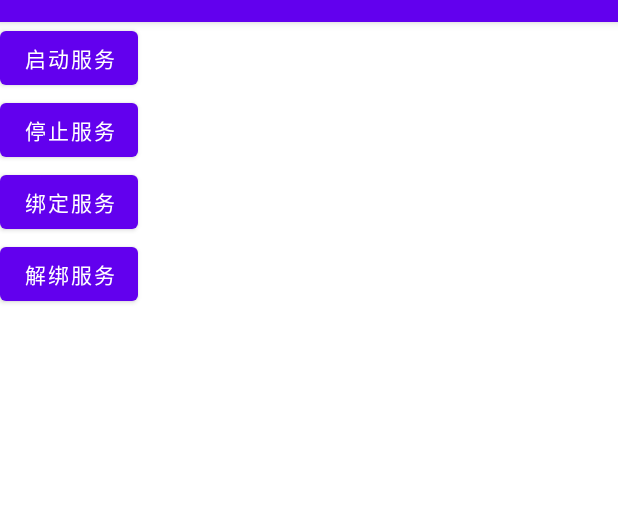
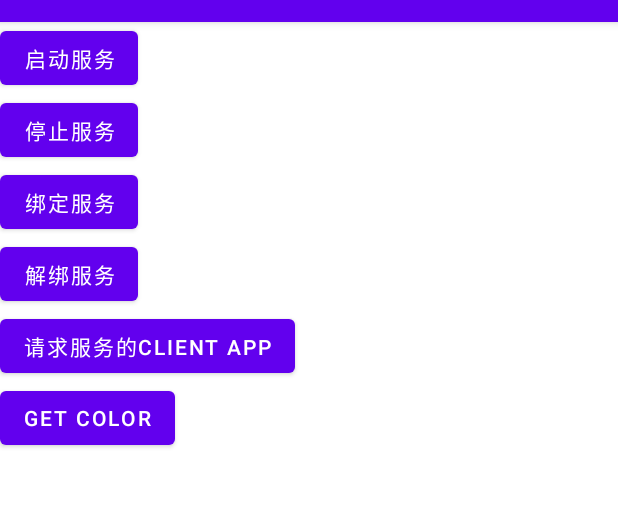
Before and after one commit to eyedeng/AndrDemoCode, an Android app: the ServiceActivity screen opened directly, with no data from a screen before it, on a phone screen of 412 x 824 dp, the part 62-569 px from its top. Run offline under Robolectric (Android 15) with nearby library versions, the phone set to English and light mode, and no system bars.

Commit message:
ipc aidl

```diff
--- a/app/build.gradle
+++ b/app/build.gradle
@@ -31,6 +31,7 @@ android {
     }
     buildFeatures {
         viewBinding true
+        aidl true
     }
 }
 
--- a/app/src/main/java/com/example/andrdemocode/service/ServiceActivity.java
+++ b/app/src/main/java/com/example/andrdemocode/service/ServiceActivity.java
@@ -9,7 +9,9 @@ import android.content.Intent;
 import android.content.ServiceConnection;
 import android.os.Bundle;
 import android.os.IBinder;
+import android.os.RemoteException;
 
+import com.example.andrdemocode.IMyAidlInterface;
 import com.example.andrdemocode.R;
 
 public class ServiceActivity extends AppCompatActivity {
@@ -51,5 +53,40 @@ public class ServiceActivity extends AppCompatActivity {
         findViewById(R.id.unbind_s).setOnClickListener(v -> {
             unbindService(conn);
         });
+
+        aidl();
+    }
+
+    private IMyAidlInterface aidlInterface;
+
+    private final ServiceConnection colorConn = new ServiceConnection() {
+        @Override
+        public void onServiceConnected(ComponentName name, IBinder service) {
+            aidlInterface = IMyAidlInterface.Stub.asInterface(service);
+        }
+
+        @Override
+        public void onServiceDisconnected(ComponentName name) {
+
+        }
+    };
+
+    /**
+     * 定义了AIDLColorService的为服务端，S、C公用一套aidl文件IMyAidlInterface
+     * 客户端可以调用服务（跨进程通信）
+     */
+    private void aidl() {
+        findViewById(R.id.client_app).setOnClickListener(v -> {
+            Intent intent = new Intent("AIDLColorService");
+            intent.setPackage("com.example.andrdemocode");
+            bindService(intent, colorConn, BIND_AUTO_CREATE);
+        });
+        findViewById(R.id.get_color).setOnClickListener(v -> {
+            try {
+                v.setBackgroundColor(aidlInterface.getColor());
+            } catch (RemoteException e) {
+                throw new RuntimeException(e);
+            }
+        });
     }
 }
--- a/app/src/main/res/layout/activity_service.xml
+++ b/app/src/main/res/layout/activity_service.xml
@@ -31,4 +31,16 @@
         android:layout_height="wrap_content"
         android:text="解绑服务" />
 
+    <Button
+        android:id="@+id/client_app"
+        android:layout_width="wrap_content"
+        android:layout_height="wrap_content"
+        android:text="请求服务的client app" />
+
+    <Button
+        android:id="@+id/get_color"
+        android:layout_width="wrap_content"
+        android:layout_height="wrap_content"
+        android:text="get color" />
+
 </LinearLayout>
```
Also changed, not shown: app/src/main/AndroidManifest.xml (+10 -0 lines), app/src/main/java/com/example/andrdemocode/service/AIDLColorService.java (added, +40 -0 lines), app/src/main/aidl/com/example/andrdemocode/IMyAidlInterface.aidl (added).
